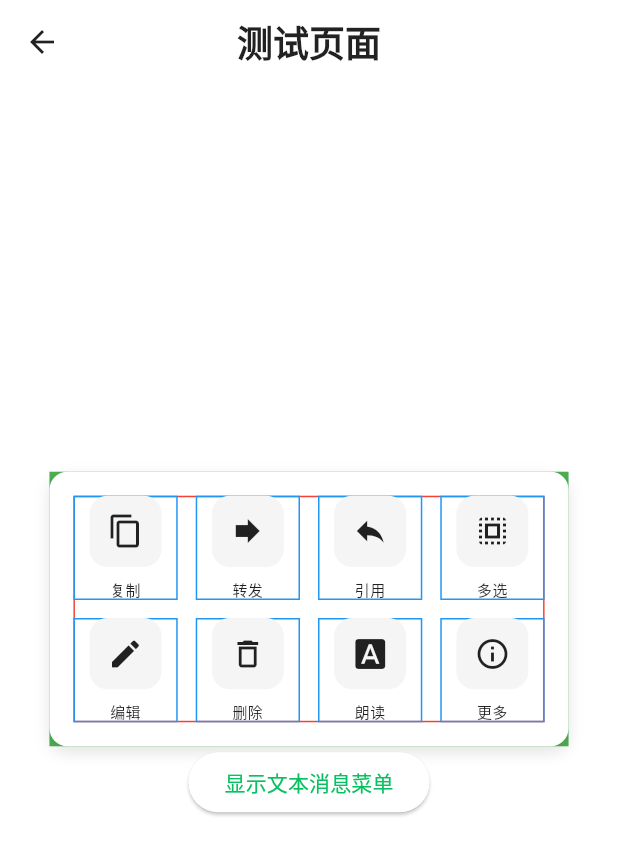
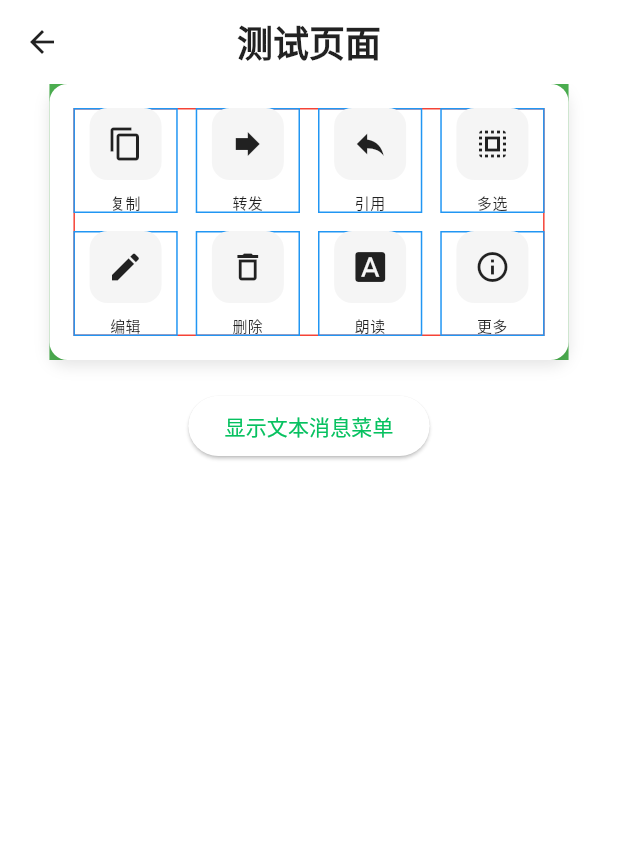
Before and after one commit to shang1219178163/podcast_app, a Flutter app: the TestPage screen opened by its route, on a phone screen of 412 x 824 dp. Shown: the top 855 px of the screen. Run offline on Flutter 3.47's test engine with Material 3 defaults, Android fonts, the phone set to English and light mode, and no system bars; our stand-ins replace easy_refresh, extended_image, get, just_audio, shared_preferences; missing offline and left inert: audio_session; accounts and stored records are empty.

Commit message:
feat: 长按弹窗优化

```diff
--- a/lib/pages/test_page.dart
+++ b/lib/pages/test_page.dart
@@ -13,11 +13,13 @@ class TestPage extends StatelessWidget {
       appBar: AppBar(
         title: const Text('测试页面'),
       ),
-      body: Center(
+      body: SingleChildScrollView(
+        child: Center(
           child: Column(
             mainAxisAlignment: MainAxisAlignment.center,
             children: [
-            buildGridView(context),
+              buildWrapView(context),
+              const SizedBox(height: 20),
               // 测试按钮
               ElevatedButton(
                 onPressed: () {
@@ -54,10 +56,11 @@ class TestPage extends StatelessWidget {
             ],
           ),
         ),
+      ),
     );
   }
 
-  Widget buildGridView(BuildContext context) {
+  Widget buildWrapView(BuildContext context) {
     // 计算菜单位置
     final screenSize = MediaQuery.of(context).size;
     final padding = MediaQuery.of(context).padding;
@@ -115,6 +118,9 @@ class TestPage extends StatelessWidget {
       onTap: () {},
     ));
 
+    // 计算每个项目的宽度
+    final itemWidth = (menuWidth - 16 * 2 - 12 * 3) / 4; // 总宽度减去padding和间距，除以列数
+
     return TweenAnimationBuilder<double>(
       duration: const Duration(milliseconds: 200),
       tween: Tween(begin: 0.0, end: 1.0),
@@ -143,14 +149,15 @@ class TestPage extends StatelessWidget {
               ),
             ],
           ),
-          child: GridView.count(
-            shrinkWrap: true,
-            crossAxisCount: 4,
-            mainAxisSpacing: 12,
-            crossAxisSpacing: 12,
-            // childAspectRatio: 0.85,
-            // physics: const NeverScrollableScrollPhysics(),
-            children: items,
+          child: Wrap(
+            spacing: 12, // 水平间距
+            runSpacing: 12, // 垂直间距
+            children: items.map((item) {
+              return SizedBox(
+                width: itemWidth,
+                child: item,
+              );
+            }).toList(),
           ).toBorder(color: Colors.red),
         ),
       ),
--- a/lib/widgets/message_action_menu/action_item.dart
+++ b/lib/widgets/message_action_menu/action_item.dart
@@ -29,10 +29,11 @@ class ActionItem extends StatelessWidget {
       onTap: onTap,
       behavior: HitTestBehavior.opaque,
       child: Column(
+        mainAxisSize: MainAxisSize.min,
         children: [
-          Expanded(
-            child: Container(
+          Container(
             width: 48,
+            height: 48,
             decoration: BoxDecoration(
               color: backgroundColor ?? Colors.grey[100],
               borderRadius: BorderRadius.circular(12),
@@ -43,10 +44,8 @@ class ActionItem extends StatelessWidget {
               color: iconColor ?? Colors.black87,
             ),
           ),
-          ),
-          Padding(
-            padding: const EdgeInsets.only(top: 8.0),
-            child: Text(
+          const SizedBox(height: 8),
+          Text(
             label,
             style: TextStyle(
               fontSize: fontSize,
@@ -54,7 +53,6 @@ class ActionItem extends StatelessWidget {
             ),
             textAlign: TextAlign.center,
           ),
-          ),
         ],
       ),
     ).toBorder();
```
Also changed, not shown: lib/widgets/message_action_menu/message_action_menu.dart (+31 -12 lines). Lines whose indentation alone changed are shown as unchanged.
